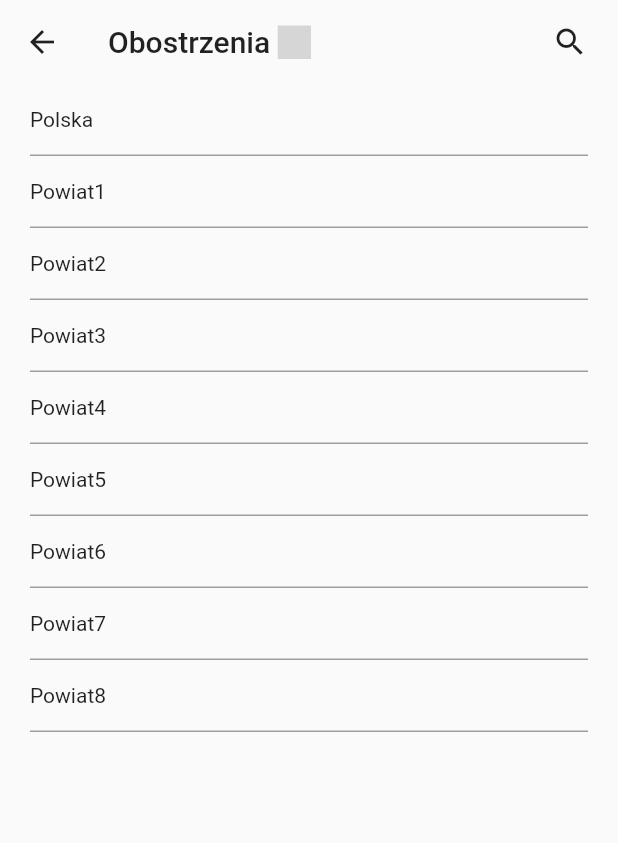
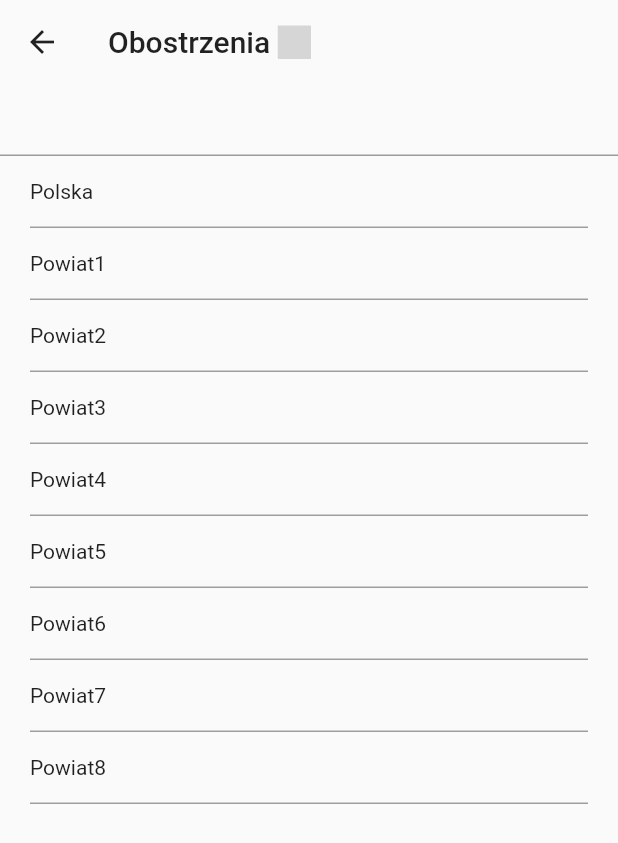
Before and after one commit to skrzypak/Bit-Festival-Hackathon-2020, a Flutter app: the StatisticSearch screen opened directly, on a phone screen of 412 x 824 dp. Shown: the top 843 px of the screen. Run offline on Flutter 3.47's test engine with Material 2 defaults, Android fonts, the phone set to English and light mode, and no system bars; our stand-ins replace charts_flutter, flutter_svg, toggle_switch; missing offline and left inert: dart:ffi; grey boxes are pictures that could not be loaded.

```diff
--- a/Flutter/corona_info/lib/screens/statistics/statisticsSearch.dart
+++ b/Flutter/corona_info/lib/screens/statistics/statisticsSearch.dart
@@ -14,6 +14,7 @@ class StatisticSearch extends StatelessWidget {
           child: Column(
             children: <Widget>[
               Container(child: MyAppBar("Obostrzenia")),
+              Container(child: TextField()),
               singleRow('Polska'),
               singleRow('Powiat1'),
               singleRow('Powiat2'),
--- a/Flutter/corona_info/lib/widgets/AppBar.dart
+++ b/Flutter/corona_info/lib/widgets/AppBar.dart
@@ -1,3 +1,4 @@
+import 'package:corona_info/screens/statistics/statisticsSearch.dart';
 import 'package:flutter/material.dart';
 import 'package:flutter_svg/flutter_svg.dart';
 
@@ -5,7 +6,8 @@ class MyAppBar extends StatelessWidget {
   final String title;
   final String icon;
   final String parameter;
-  MyAppBar(this.title, {this.icon = "", this.parameter = "", Key key}) : super(key: key);
+  final bool temp;
+  MyAppBar(this.title, {this.icon = "", this.parameter = "", this.temp = false, Key key}) : super(key: key);
 
   @override
   Widget build(BuildContext context) {
@@ -13,7 +15,10 @@ class MyAppBar extends StatelessWidget {
       leading: GestureDetector(
         child: Icon(Icons.arrow_back, color: Colors.black87),
         onTap: () {
-          Navigator.pop(context);
+          if (parameter.isNotEmpty)
+            Navigator.pop(context, parameter);
+          else
+            Navigator.pop(context);
         },
       ),
       title: Row(
@@ -29,10 +34,21 @@ class MyAppBar extends StatelessWidget {
         ],
       ),
       actions: [
-        Padding(
-          padding: const EdgeInsets.fromLTRB(0, 0, 20, 0),
-          child: Icon(Icons.search, color: Colors.black87),
-        ),
+        if (temp == true)
+          GestureDetector(
+            onTap: () {
+              Navigator.push(
+                context,
+                MaterialPageRoute(builder: (context) {
+                  return StatisticSearch();
+                }),
+              );
+            },
+            child: Padding(
+              padding: const EdgeInsets.fromLTRB(0, 0, 20, 0),
+              child: Icon(Icons.search, color: Colors.black87),
+            ),
+          ),
       ],
       backgroundColor: Colors.transparent,
       elevation: 0.0,
--- a/Flutter/corona_info/pubspec.yaml
+++ b/Flutter/corona_info/pubspec.yaml
@@ -18,14 +18,14 @@ publish_to: 'none' # Remove this line if you wish to publish to pub.dev
 version: 1.0.0+1
 
 environment:
-  sdk: ">=2.7.0 <3.0.0"
+  sdk: ">=2.1.0 <3.0.0"
 
 dependencies:
-  url_launcher: ^5.7.0
+
   flutter:
     sdk: flutter
 
-
+  url_launcher: ^6.0.0-nullsafety
   # The following adds the Cupertino Icons font to your application.
   # Use with the CupertinoIcons class for iOS style icons.
   cupertino_icons: ^0.1.3
```
Also changed, not shown: Flutter/corona_info/lib/screens/home/homeScreen.dart (+13 -9 lines), Flutter/corona_info/lib/screens/statistics/statisticsScreen.dart (+3 -9 lines).
